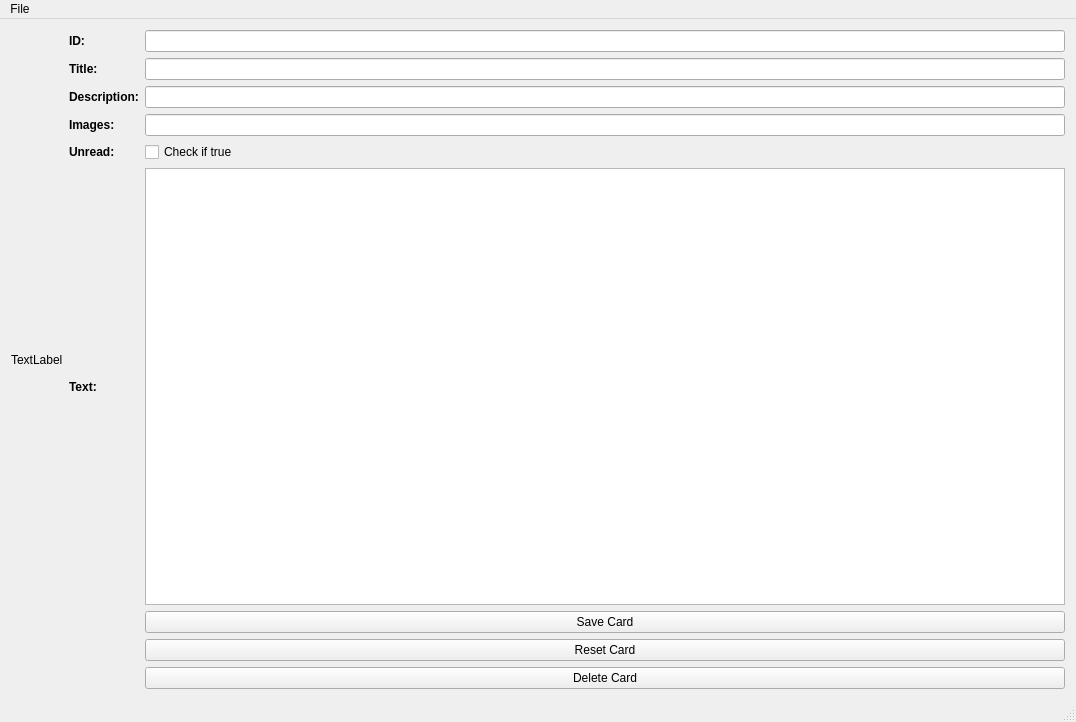
Qt form mainwindow.ui (IAmBullsaw/JsonEditor) before a commit.
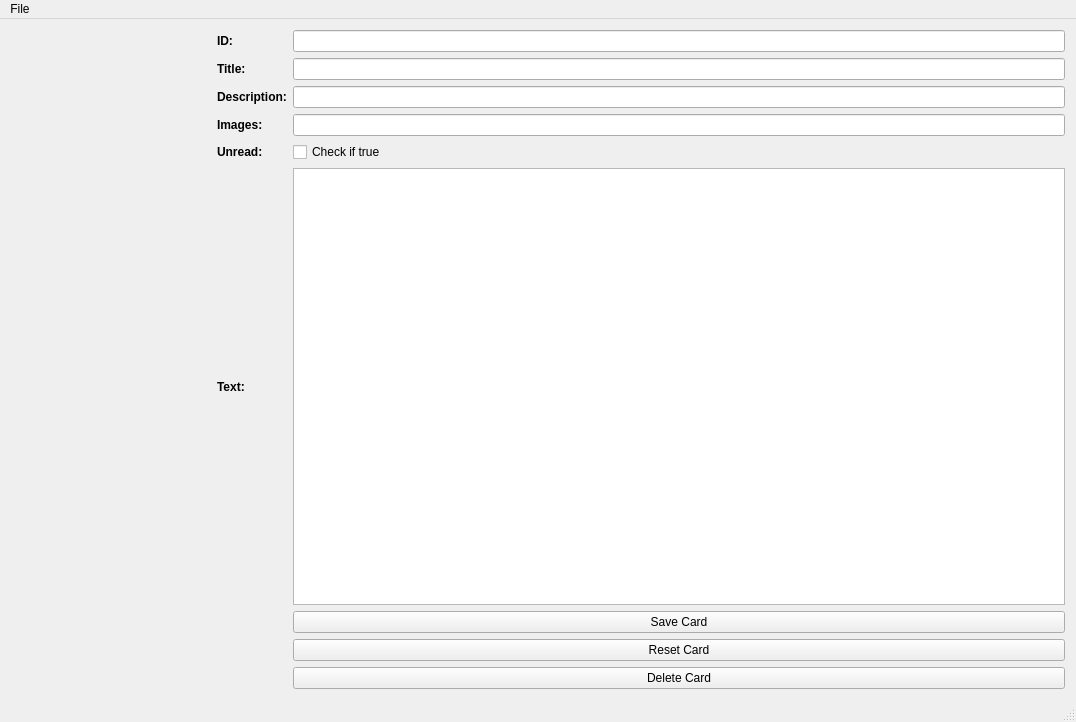
The same form after that commit.

Commit message: adds: closing file now works

Diff of the .ui file:
```diff
--- a/mainwindow.ui
+++ b/mainwindow.ui
@@ -30,8 +30,14 @@
         </property>
         <item>
          <widget class="QLabel" name="label_one_card">
+          <property name="minimumSize">
+           <size>
+            <width>200</width>
+            <height>0</height>
+           </size>
+          </property>
           <property name="text">
-           <string>TextLabel</string>
+           <string/>
           </property>
          </widget>
         </item>
```
Left out of the diff: 6 changed lines with no effect on the pictures. The commit also changes 2 other files.
